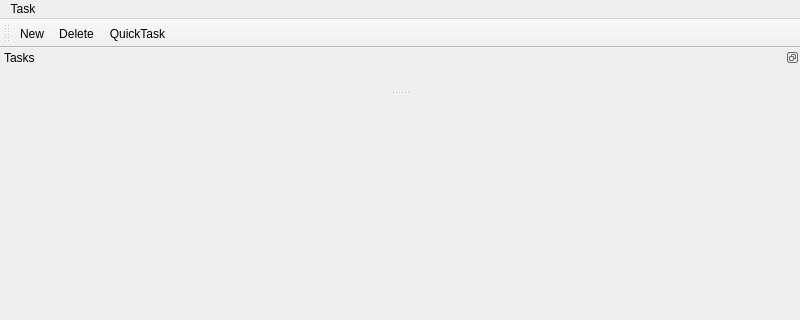
Before: the Qt Designer form qtMushi/qtMushi/taskmanagerwindow.ui in JWambaugh/mushi, drawn with Qt 5; both pictures show x 0 to 800 and y 0 to 320 of the 800 by 600 pixel window.
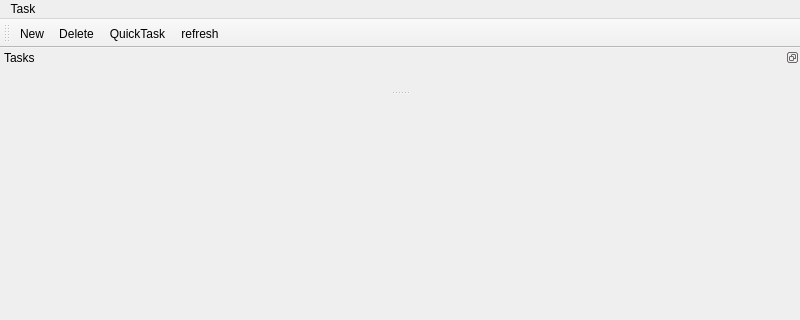
After: the same form once the commit is applied.

```diff
--- a/qtMushi/qtMushi/taskmanagerwindow.ui
+++ b/qtMushi/qtMushi/taskmanagerwindow.ui
@@ -69,6 +69,7 @@
    <addaction name="actionNew"/>
    <addaction name="actionDelete"/>
    <addaction name="actionQuickTaskCreator"/>
+   <addaction name="actionRefresh"/>
   </widget>
   <action name="actionNew">
    <property name="text">
@@ -88,6 +89,11 @@
     <string>Quick Task</string>
    </property>
   </action>
+  <action name="actionRefresh">
+   <property name="text">
+    <string>refresh</string>
+   </property>
+  </action>
  </widget>
  <resources/>
  <connections/>
```
